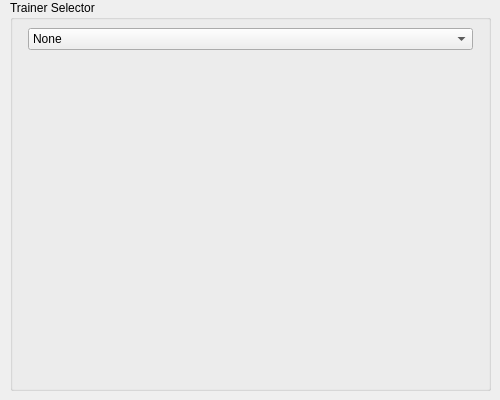
Old version of the form trainerselect.ui in the repository openMSX/catapult.
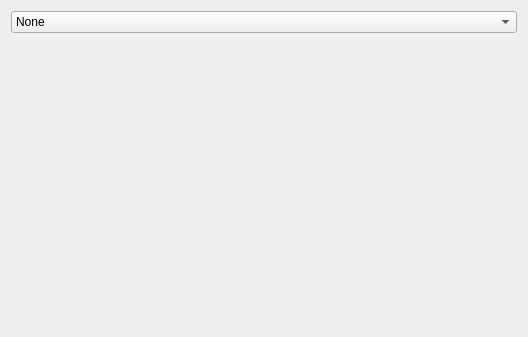
New version of the form. Icons and pictures are not drawn.

Commit message: Simplified the implementation of the trainer selector

```diff
--- a/trainerselect.ui
+++ b/trainerselect.ui
@@ -5,52 +5,16 @@
    <rect>
     <x>0</x>
     <y>0</y>
-    <width>500</width>
-    <height>400</height>
+    <width>528</width>
+    <height>337</height>
    </rect>
   </property>
-  <property name="minimumSize" >
-   <size>
-    <width>500</width>
-    <height>400</height>
-   </size>
-  </property>
-  <property name="maximumSize" >
-   <size>
-    <width>500</width>
-    <height>400</height>
-   </size>
-  </property>
   <property name="windowTitle" >
-   <string>Trainer Selection</string>
-  </property>
-  <property name="windowIcon" >
-   <iconset>logo.png</iconset>
-  </property>
-  <widget class="QGroupBox" name="TrainerSelect" >
-   <property name="geometry" >
-    <rect>
-     <x>10</x>
-     <y>0</y>
-     <width>481</width>
-     <height>391</height>
-    </rect>
-   </property>
-   <property name="title" >
     <string>Trainer Selector</string>
    </property>
-   <widget class="QWidget" name="layoutWidget" >
-    <property name="geometry" >
-     <rect>
-      <x>10</x>
-      <y>20</y>
-      <width>461</width>
-      <height>361</height>
-     </rect>
-    </property>
-    <layout class="QVBoxLayout" >
-     <item>
-      <widget class="QComboBox" name="cheatSelector" >
+  <layout class="QGridLayout" >
+   <item row="0" column="0" >
+    <widget class="QComboBox" name="gameSelector" >
        <property name="maxVisibleItems" >
         <number>15</number>
        </property>
@@ -61,27 +25,11 @@
        </item>
       </widget>
      </item>
-     <item>
-      <widget class="QWidget" native="1" name="containeremptywidget" >
-       <property name="sizePolicy" >
-        <sizepolicy vsizetype="Expanding" hsizetype="Expanding" >
-         <horstretch>0</horstretch>
-         <verstretch>0</verstretch>
-        </sizepolicy>
-       </property>
-       <property name="minimumSize" >
-        <size>
-         <width>0</width>
-         <height>13</height>
-        </size>
-       </property>
-      </widget>
+   <item row="1" column="0" >
+    <widget class="QWidget" native="1" name="emptyContainerWidget" />
      </item>
     </layout>
    </widget>
-  </widget>
- </widget>
- <layoutdefault spacing="6" margin="8" />
  <resources/>
  <connections/>
  <designerdata>
```
Left out of the diff: 17 changed lines with no effect on the pictures. Lines whose indentation alone changed are shown as unchanged. The commit also changes 1 other file.
